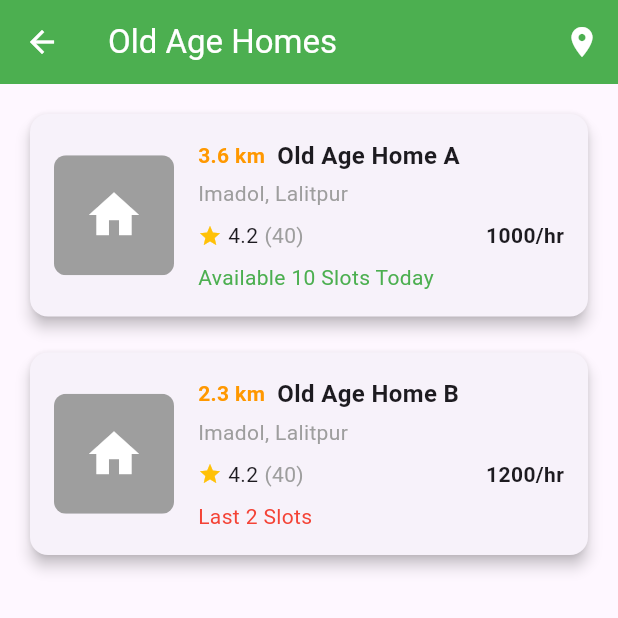
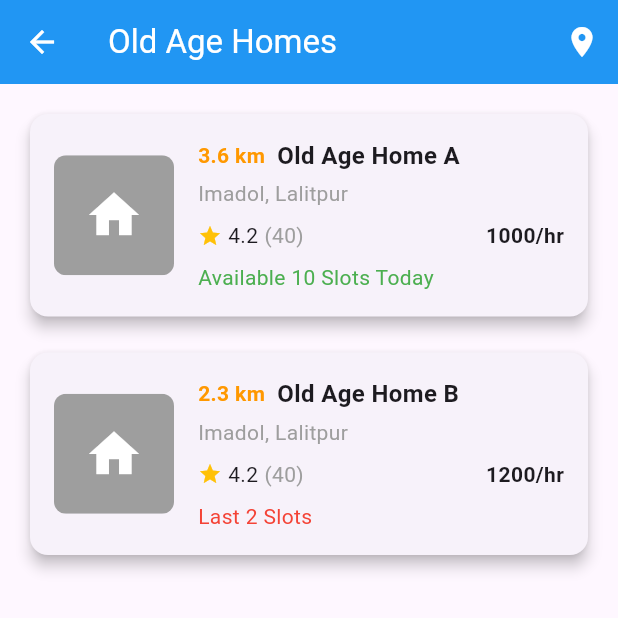
Before and after one commit to sarojbomjan/AgeWell, a Flutter app: the Booking screen opened directly, after a tap on "Old Age Home", on a phone screen of 412 x 824 dp, the top half of it. Run offline on Flutter 3.47's test engine with Material 3 defaults, Android fonts, the phone set to English and light mode, and no system bars; our stand-ins replace awesome_notifications, cloud_firestore, country_picker, firebase_auth, firebase_core, fl_chart and 11 more; missing offline and left inert: flutter_webrtc, heart_bpm; accounts and stored records are empty.

Commit message:
some basic fixes and added emergency service page for emergency number list

```diff
--- a/lib/pages/services_booking/booking.dart
+++ b/lib/pages/services_booking/booking.dart
@@ -2,6 +2,7 @@ import 'package:cloud_firestore/cloud_firestore.dart';
 import 'package:elderly_care/pages/services_booking/caretaker_service/caretaker_page.dart';
 import 'package:elderly_care/pages/services_booking/doctor_service/current_doctor_booking_card.dart';
 import 'package:elderly_care/pages/services_booking/doctor_service/doctor_page.dart';
+import 'package:elderly_care/pages/services_booking/emergency_service/emergency_page.dart';
 import 'package:elderly_care/pages/services_booking/old_age_home_service/old_age_home_page.dart';
 import 'package:firebase_auth/firebase_auth.dart';
 
@@ -134,6 +135,22 @@ class _BookingState extends State<Booking> {
                         subtitle: 'Join',
                         icon: Icons.home,
                         backgroundColor: Colors.blue,
+                      ),
+                    ),
+                    const SizedBox(width: 10),
+                    GestureDetector(
+                      onTap: () {
+                        Navigator.push(
+                          context,
+                          MaterialPageRoute(
+                              builder: (context) => const EmergencyPage()),
+                        );
+                      },
+                      child: const CategoryCard(
+                        title: 'Emergency',
+                        subtitle: 'Call',
+                        icon: Icons.bus_alert,
+                        backgroundColor: Colors.red,
                       ),
                     ),
                   ],
--- a/lib/pages/services_booking/caretaker_service/caregiver_booking_card.dart
+++ b/lib/pages/services_booking/caretaker_service/caregiver_booking_card.dart
@@ -39,7 +39,7 @@ class CaregiverBookingCard extends StatelessWidget {
             // Caregiver name
             Text(
               "Booking information",
-              style: const TextStyle(fontSize: 18, fontWeight: FontWeight.bold),
+              style: const TextStyle(fontSize: 18, fontWeight: FontWeight.bold, color: Colors.blue),
             ),
             const SizedBox(height: 10),
             // Start and End Date
--- a/lib/pages/services_booking/caretaker_service/caretaker_page.dart
+++ b/lib/pages/services_booking/caretaker_service/caretaker_page.dart
@@ -56,7 +56,7 @@ class _CaretakerPageState extends State<CaretakerPage> {
     return Scaffold(
       appBar: AppBar(
         title: const Text('Caretaker Appointment'),
-        backgroundColor: Colors.blue,
+        backgroundColor: Colors.orange,
       ),
       body: Padding(
         padding: const EdgeInsets.all(16.0),
--- a/lib/pages/services_booking/doctor_service/doctor_page.dart
+++ b/lib/pages/services_booking/doctor_service/doctor_page.dart
@@ -55,7 +55,7 @@ class _DoctorPageState extends State<DoctorPage> {
     return Scaffold(
       appBar: AppBar(
         title: const Text('Doctor Appointment'),
-        backgroundColor: Colors.blue,
+        backgroundColor: Colors.green,
       ),
       body: Padding(
         padding: const EdgeInsets.all(16.0),
--- a/lib/pages/services_booking/old_age_home_service/old_age_home_details.dart
+++ b/lib/pages/services_booking/old_age_home_service/old_age_home_details.dart
@@ -47,6 +47,10 @@ class _OldAgeHomeDetailsState extends State<OldAgeHomeDetails> {
       appBar: AppBar(
         title: const Text('Old Age Home Details'),
         centerTitle: true,
+        leading: IconButton(
+          icon: const Icon(Icons.arrow_back),
+          onPressed: () => Navigator.of(context).pop(),
+        ),
       ),
       body: SingleChildScrollView(
         padding: const EdgeInsets.all(16.0),
--- a/lib/pages/services_booking/old_age_home_service/old_age_home_page.dart
+++ b/lib/pages/services_booking/old_age_home_service/old_age_home_page.dart
@@ -1,5 +1,7 @@
 import 'package:elderly_care/pages/googlemap/location_sharing.dart';
+import 'package:elderly_care/pages/services_booking/old_age_home_service/old_age_home_details.dart';
 import 'package:flutter/material.dart';
+import 'package:get/get.dart';
 
 class OldAgeHomePage extends StatelessWidget {
   const OldAgeHomePage({Key? key}) : super(key: key);
@@ -10,7 +12,7 @@ class OldAgeHomePage extends StatelessWidget {
       debugShowCheckedModeBanner: false,
       home: Scaffold(
         appBar: AppBar(
-          backgroundColor: Colors.green,
+          backgroundColor: Colors.blue,
           title: const Text('Old Age Homes', style: TextStyle(color: Colors.white)),
           leading: IconButton(
             icon: const Icon(Icons.arrow_back, color: Colors.white),
@@ -63,7 +65,13 @@ class OldAgeHomePage extends StatelessWidget {
     required String availability,
     required double rating,
   }) {
-    return Card(
+    return GestureDetector(
+      onTap: () {
+        // Navigate to another screen
+        // Replace with the screen you want to navigate to
+        Get.offAll(() => OldAgeHomeDetails());
+      },
+      child: Card(
         shape: RoundedRectangleBorder(borderRadius: BorderRadius.circular(12.0)),
         elevation: 4,
         child: Padding(
@@ -147,6 +155,7 @@ class OldAgeHomePage extends StatelessWidget {
             ],
           ),
         ),
+      ),
     );
   }
 }
```
Also changed, not shown: lib/pages/services_booking/emergency_service/emergency_page.dart (added, +64 -0 lines). Lines whose indentation alone changed are shown as unchanged.
